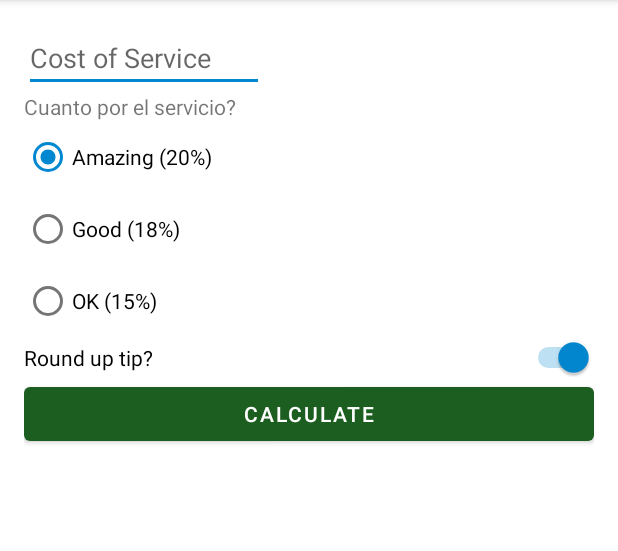
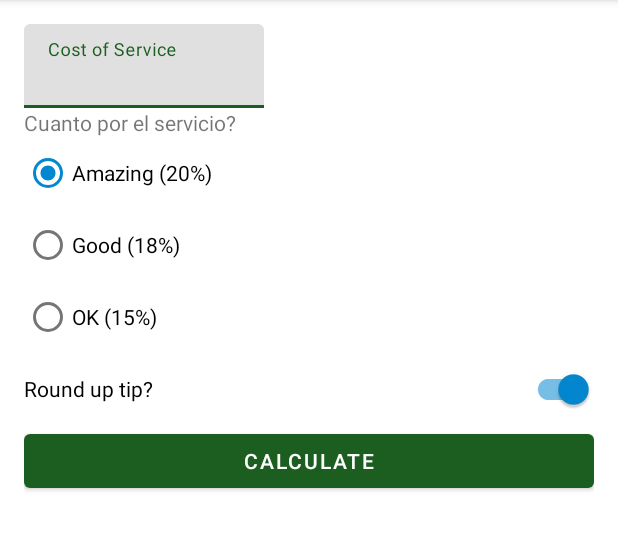
Before and after one commit to cagarraz/Tip_Time, an Android app: the screen it shows after launch (MainActivity), after a tap on "CALCULATE", on a phone screen of 412 x 824 dp, the part 84-635 px from its top. Run offline under Robolectric (Android 15) with nearby library versions, the phone set to English and light mode, and no system bars.

Commit message:
Quinto Commit

```diff
--- a/app/src/main/java/com/example/tiptime/MainActivity.kt
+++ b/app/src/main/java/com/example/tiptime/MainActivity.kt
@@ -22,7 +22,7 @@ class MainActivity : AppCompatActivity() {
 
 
    private  fun calculateTip() {
-       val stringInTextField = binding.costOfService.text.toString()
+       val stringInTextField = binding.costOfServiceEditText.text.toString()
        val cost = stringInTextField.toDoubleOrNull()
        if (cost == null) {
            binding.tipResult.text = ""
--- a/app/src/main/res/layout/activity_main.xml
+++ b/app/src/main/res/layout/activity_main.xml
@@ -7,16 +7,23 @@
     android:padding="16dp"
     tools:context=".MainActivity">
 
+    <com.google.android.material.textfield.TextInputLayout
+        android:id="@+id/cost_of_service"
+        android:layout_width="160dp"
+        android:layout_height="wrap_content"
+        android:hint="@string/cost_of_service"
+        app:layout_constraintStart_toStartOf="parent"
+        app:layout_constraintTop_toTopOf="parent">
+
+        <com.google.android.material.textfield.TextInputEditText
+            android:id="@+id/cost_of_service_edit_text"
+            android:layout_width="match_parent"
+            android:layout_height="wrap_content"
+            android:inputType="numberDecimal" />
+
+    </com.google.android.material.textfield.TextInputLayout>
 
 
-    <EditText
-        android:id="@+id/cost_of_service"
-        android:layout_height="wrap_content"
-        android:layout_width="160dp"
-        app:layout_constraintStart_toStartOf="parent"
-        app:layout_constraintTop_toTopOf="parent"
-        android:hint="@string/cost_of_service"
-        android:inputType="numberDecimal"/>
 
     <TextView
         android:id="@+id/service_question"
@@ -58,7 +65,7 @@
     </RadioGroup>
 
 
-    <Switch
+    <com.google.android.material.switchmaterial.SwitchMaterial
             android:id="@+id/round_up_switch"
             android:layout_width="0dp"
             android:layout_height="wrap_content"
```
